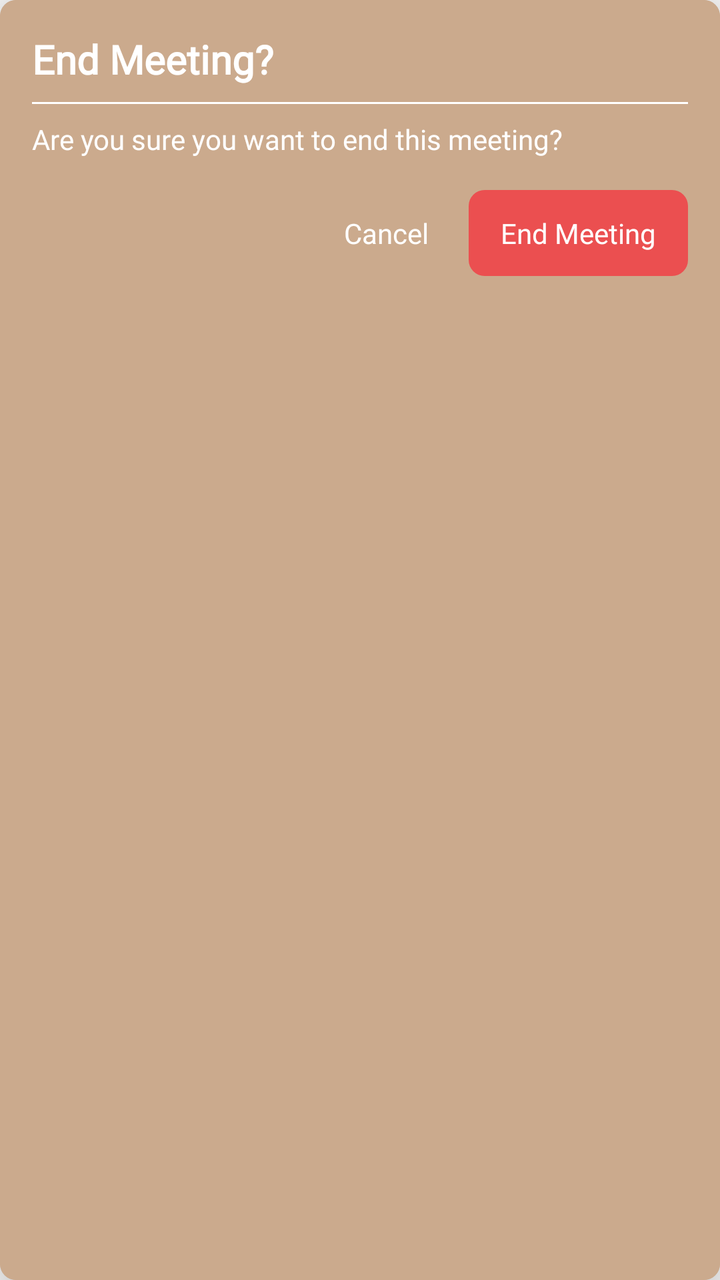
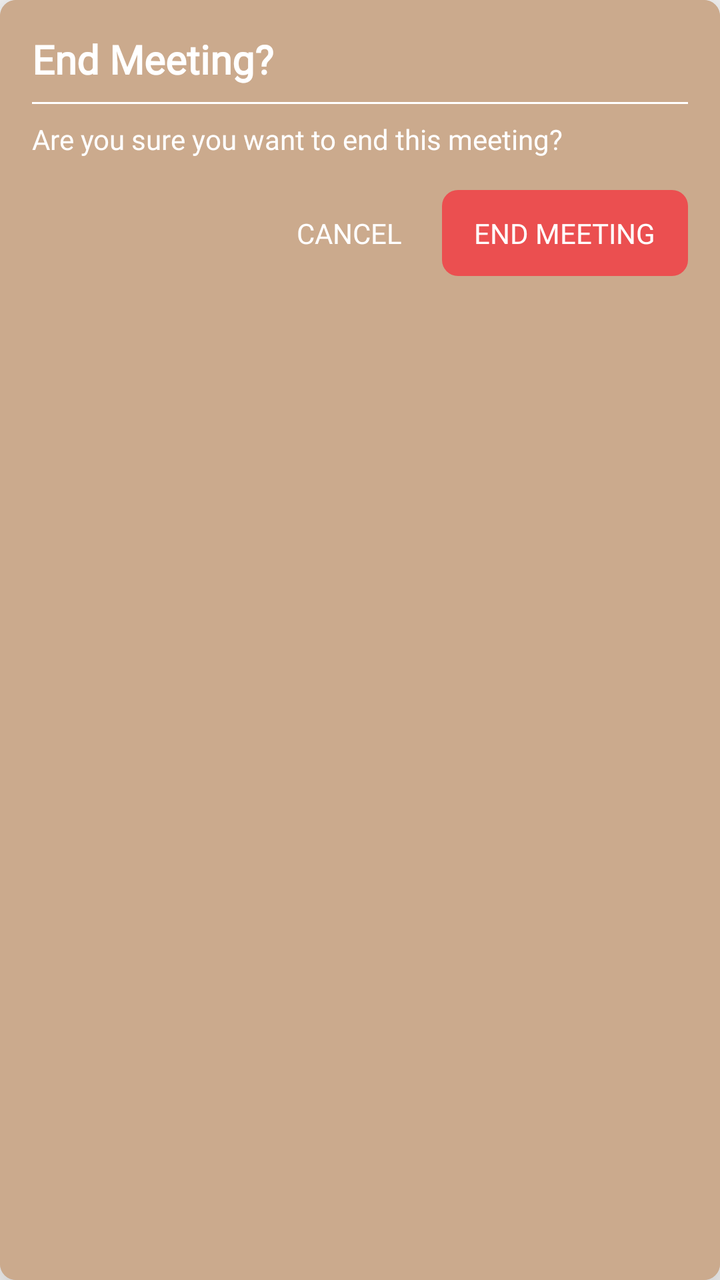

Screens rendered from an Android XML layout before and after an edit, with the pre-edit source and the edit as a unified diff.
<!-- AndroidManifest.xml: application theme AppTheme -->
<!-- res/layout/end_meeting_dialog_box.xml -->
<?xml version="1.0" encoding="utf-8"?>
<androidx.cardview.widget.CardView xmlns:android="http://schemas.android.com/apk/res/android"
    xmlns:app="http://schemas.android.com/apk/res-auto"
    android:layout_width="350dp"
    android:layout_height="wrap_content"
    android:layout_gravity="center"
    app:cardCornerRadius="8dp"
    app:cardElevation="20dp"
    app:cardBackgroundColor="#CBAA8D"
    android:layout_marginStart="16dp"
    android:layout_marginEnd="16dp"
    android:padding="16dp">

    <LinearLayout
        android:layout_width="match_parent"
        android:layout_height="match_parent"
        android:background="#CBAA8D"
        android:orientation="vertical"
        android:padding="16dp">

        
        <TextView
            android:id="@+id/dialogTitle"
            android:layout_width="wrap_content"
            android:layout_height="wrap_content"
            android:fontFamily="@font/montserrat_medium"
            android:text="End Meeting?"
            android:textColor="#FFFFFF"
            android:textSize="20sp"
            android:textStyle="bold" />

        
        <View
            android:layout_width="match_parent"
            android:layout_height="1dp"
            android:layout_marginTop="8dp"
            android:background="#FFFFFF" />

        
        <TextView
            android:id="@+id/dialogMessage"
            android:layout_width="wrap_content"
            android:layout_height="wrap_content"
            android:layout_gravity="left"
            android:layout_marginTop="8dp"
            android:fontFamily="@font/montserrat_medium"
            android:text="Are you sure you want to end this meeting?"
            android:textColor="#FFFFFF"
            android:textSize="14sp" />

        

        
        <LinearLayout
            android:layout_width="wrap_content"
            android:layout_height="wrap_content"
            android:layout_gravity="right"
            android:layout_marginTop="16dp">

            
            <TextView
                android:id="@+id/buttonNo"
                android:layout_width="wrap_content"
                android:layout_height="wrap_content"
                android:layout_marginEnd="4dp"
                android:fontFamily="@font/montserrat_medium"
                android:paddingHorizontal="16dp"
                android:paddingVertical="12dp"
                android:text="Cancel"
                android:textColor="#FFFFFF"
                android:textSize="14sp"
                android:clickable="true"
                android:focusable="true" />

            
            <TextView
                android:id="@+id/buttonYes"
                android:layout_width="wrap_content"
                android:layout_height="wrap_content"
                android:background="@drawable/button_danger"
                android:clickable="true"
                android:focusable="true"
                android:fontFamily="@font/montserrat_medium"
                android:paddingHorizontal="16dp"
                android:paddingVertical="12dp"
                android:text="End Meeting"
                android:textColor="#FFFFFF"
                android:textSize="14sp" />
        </LinearLayout>
    </LinearLayout>
</androidx.cardview.widget.CardView>
<!-- resources referenced by this layout -->
<resources>
  <!-- drawable button_danger (drawable) -->
  <shape xmlns:android="http://schemas.android.com/apk/res/android"
      android:shape="rectangle">
      <solid android:color="#EB4F50"/>
      <corners android:radius="8dp"/>
  </shape>
  <style name="AppTheme" parent="Theme.AppCompat.Light.NoActionBar">
          <item name="android:statusBarColor">@color/colorPrimary</item>
          
          <item name="colorPrimary">@color/colorPrimary</item>
          <item name="colorPrimaryDark">@color/colorPrimaryDark</item>
          <item name="colorAccent">@color/colorAccent</item>
      </style>
  <color name="colorPrimary">#000000</color>
  <color name="colorPrimaryDark">#424242</color>
  <color name="colorAccent">#CCCCCC</color>
</resources>

<!-- the commit's change to res/layout/end_meeting_dialog_box.xml (unified diff, before → after) -->
@@ -66,7 +66,7 @@
                 android:fontFamily="@font/montserrat_medium"
                 android:paddingHorizontal="16dp"
                 android:paddingVertical="12dp"
-                android:text="Cancel"
+                android:text="CANCEL"
                 android:textColor="#FFFFFF"
                 android:textSize="14sp"
                 android:clickable="true"
@@ -83,7 +83,7 @@
                 android:fontFamily="@font/montserrat_medium"
                 android:paddingHorizontal="16dp"
                 android:paddingVertical="12dp"
-                android:text="End Meeting"
+                android:text="END MEETING"
                 android:textColor="#FFFFFF"
                 android:textSize="14sp" />
         </LinearLayout>
